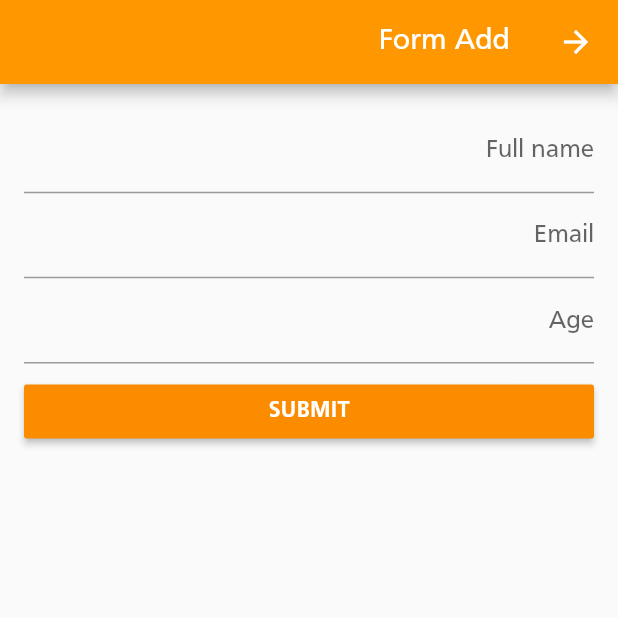
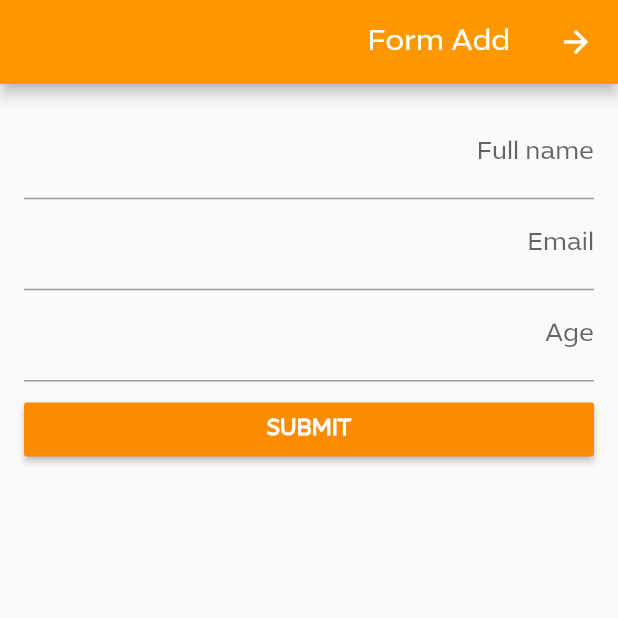
Before and after one commit to abusiraj84/kulsey, a Flutter app: the screen it shows after launch, after a tap on the "add" icon, on a phone screen of 412 x 824 dp, the top half of it. Run offline on Flutter 3.47's test engine with Material 2 defaults, Android fonts, the phone set to English and light mode, and no system bars; network calls fail.

Commit message:
add fonts

```diff
--- a/lib/src/app.dart
+++ b/lib/src/app.dart
@@ -16,10 +16,9 @@ class App extends StatelessWidget {
         // لون فرعي مثلا اللودينع سيركيولار
         accentColor: Colors.pink,
         //الخط الرئيسي للتطبيق
-        fontFamily: 'Frutiger'
+        fontFamily: 'ExpoArabic-Book'
       ),
       localizationsDelegates: [
-        // ... app-specific localization delegate[s] here
         GlobalMaterialLocalizations.delegate,
         GlobalWidgetsLocalizations.delegate,
         GlobalCupertinoLocalizations.delegate,
@@ -31,7 +30,7 @@ class App extends StatelessWidget {
         key: _scaffoldState,
         appBar: AppBar(
           title: Text(
-            "Flutter CRUD API",
+            "عالم من الهبل",
             style: TextStyle(
               color: Colors.white,
             ),
```
Also changed, not shown: pubspec.yaml (+7 -14 lines), assets/fonts/ExpoArabic-Book.ttf (added).
